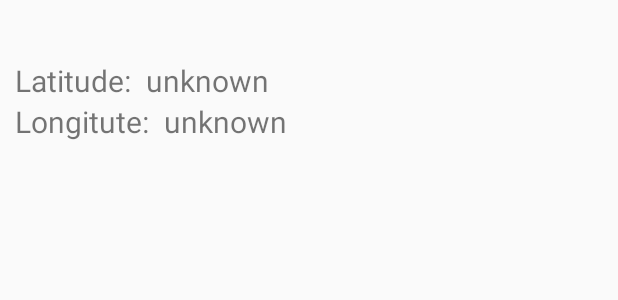
After one commit to mgumiero9/Stormy-TH, an Android app: the layout activity_show_location_activity.xml on its own in the app's theme, with its tools: preview values and no code run, on a phone screen of 412 x 824 dp. The commit adds this screen. Shown: the top 300 px of the screen. Run offline under Robolectric (Android 15) with nearby library versions, the phone set to English and light mode, and no system bars.

Commit message:
Start working with gps location data. OK.

```diff
--- a/app/src/main/AndroidManifest.xml
+++ b/app/src/main/AndroidManifest.xml
@@ -3,6 +3,8 @@
           package="com.androiders.stormy">
 
     <uses-permission android:name="android.permission.INTERNET"/>
+    <uses-permission android:name="android.permission.ACCESS_FINE_LOCATION" />
+    <uses-permission android:name="android.permission.ACCESS_COARSE_LOCATION" />
     <uses-permission android:name="android.permission.ACCESS_NETWORK_STATE"/>
 
     <application
@@ -25,6 +27,8 @@
         </activity>
         <activity android:name=".ui.HourlyForecastActivity">
         </activity>
+        <activity android:name=".ui.ShowLocationActivity">
+        </activity>
     </application>
 
 </manifest>
--- /dev/null
+++ b/app/src/main/res/layout/activity_show_location_activity.xml
@@ -0,0 +1,57 @@
+<?xml version="1.0" encoding="utf-8"?>
+<LinearLayout xmlns:android="http://schemas.android.com/apk/res/android"
+              android:layout_width="match_parent"
+              android:layout_height="match_parent"
+              android:orientation="vertical" >
+
+    <LinearLayout
+        android:id="@+id/linearLayout1"
+        android:layout_width="match_parent"
+        android:layout_height="wrap_content"
+        android:layout_marginTop="40dip"
+        android:orientation="horizontal" >
+
+        <TextView
+            android:id="@+id/TextView01"
+            android:layout_width="wrap_content"
+            android:layout_height="wrap_content"
+            android:layout_marginLeft="10dip"
+            android:layout_marginRight="5dip"
+            android:text="Latitude: "
+            android:textSize="20dip" >
+        </TextView>
+
+        <TextView
+            android:id="@+id/TextView02"
+            android:layout_width="wrap_content"
+            android:layout_height="wrap_content"
+            android:text="unknown"
+            android:textSize="20dip" >
+        </TextView>
+    </LinearLayout>
+
+    <LinearLayout
+        android:id="@+id/linearLayout2"
+        android:layout_width="match_parent"
+        android:layout_height="wrap_content" >
+
+        <TextView
+            android:id="@+id/TextView03"
+            android:layout_width="wrap_content"
+            android:layout_height="wrap_content"
+            android:layout_marginLeft="10dip"
+            android:layout_marginRight="5dip"
+            android:text="Longitute: "
+            android:textSize="20dip" >
+        </TextView>
+
+        <TextView
+            android:id="@+id/TextView04"
+            android:layout_width="wrap_content"
+            android:layout_height="wrap_content"
+            android:text="unknown"
+            android:textSize="20dip" >
+        </TextView>
+    </LinearLayout>
+
+</LinearLayout>
```
Also changed, not shown: app/build.gradle (+6 -1 lines), app/src/main/java/com/androiders/stormy/MyUtils/GetBestLocation.java (added, +66 -0 lines), app/src/main/java/com/androiders/stormy/ui/MainActivity.java (+21 -0 lines), app/src/main/java/com/androiders/stormy/ui/ShowLocationActivity.java (added, +131 -0 lines).
